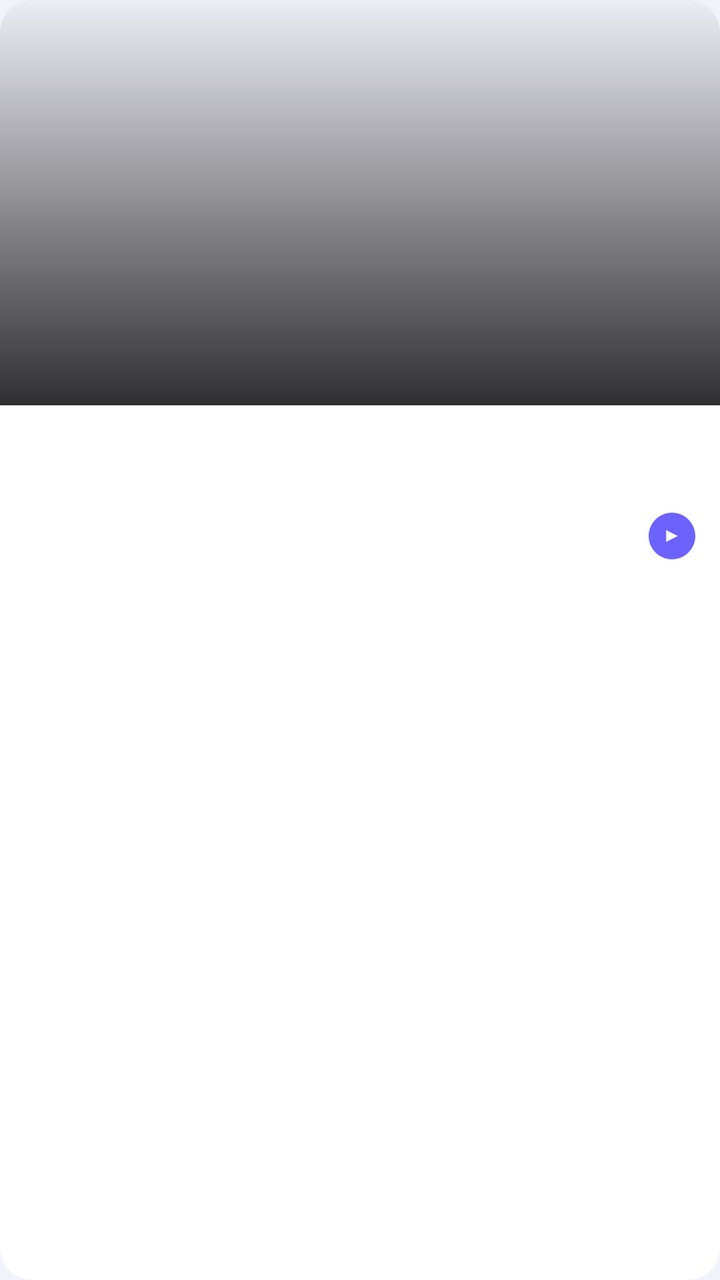
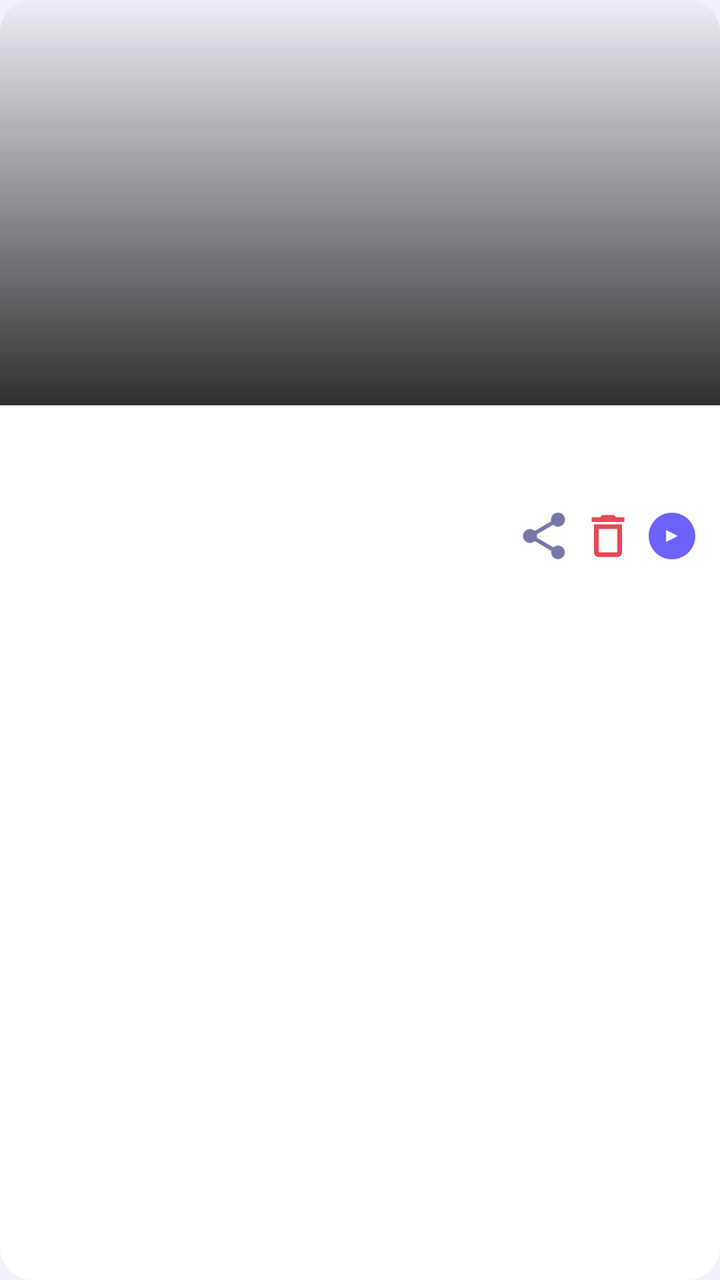

Screens rendered from an Android XML layout before and after an edit, with the pre-edit source and the edit as a unified diff.
<!-- AndroidManifest.xml: application theme Theme.VideoSaver -->
<!-- res/layout/item_history.xml -->
<?xml version="1.0" encoding="utf-8"?>
<com.google.android.material.card.MaterialCardView
    xmlns:android="http://schemas.android.com/apk/res/android"
    xmlns:app="http://schemas.android.com/apk/res-auto"
    android:layout_width="match_parent"
    android:layout_height="wrap_content"
    android:layout_margin="4dp"
    app:cardBackgroundColor="@color/colorSurface"
    app:cardCornerRadius="16dp"
    app:cardElevation="0dp"
    app:strokeWidth="0dp">

    <androidx.constraintlayout.widget.ConstraintLayout
        android:layout_width="match_parent"
        android:layout_height="wrap_content">

        
        <ImageView
            android:id="@+id/thumbnail"
            android:layout_width="0dp"
            android:layout_height="0dp"
            android:scaleType="centerCrop"
            android:background="@color/colorSurfaceVariant"
            app:layout_constraintTop_toTopOf="parent"
            app:layout_constraintStart_toStartOf="parent"
            app:layout_constraintEnd_toEndOf="parent"
            app:layout_constraintDimensionRatio="16:9" />

        
        <View
            android:id="@+id/gradientOverlay"
            android:layout_width="0dp"
            android:layout_height="0dp"
            android:background="@drawable/gradient_overlay"
            app:layout_constraintTop_toTopOf="@id/thumbnail"
            app:layout_constraintBottom_toBottomOf="@id/thumbnail"
            app:layout_constraintStart_toStartOf="parent"
            app:layout_constraintEnd_toEndOf="parent" />

        
        <TextView
            android:id="@+id/platformBadge"
            android:layout_width="wrap_content"
            android:layout_height="wrap_content"
            android:textColor="@android:color/white"
            android:textSize="10sp"
            android:textStyle="bold"
            android:paddingStart="8dp"
            android:paddingEnd="8dp"
            android:paddingTop="3dp"
            android:paddingBottom="3dp"
            android:layout_marginTop="8dp"
            android:layout_marginEnd="8dp"
            app:layout_constraintTop_toTopOf="parent"
            app:layout_constraintEnd_toEndOf="parent" />

        
        <LinearLayout
            android:layout_width="0dp"
            android:layout_height="wrap_content"
            android:orientation="vertical"
            android:padding="10dp"
            app:layout_constraintTop_toBottomOf="@id/thumbnail"
            app:layout_constraintStart_toStartOf="parent"
            app:layout_constraintEnd_toEndOf="parent">

            <TextView
                android:id="@+id/filename"
                android:layout_width="match_parent"
                android:layout_height="wrap_content"
                android:textColor="@color/colorTextPrimary"
                android:textSize="13sp"
                android:textStyle="bold"
                android:maxLines="1"
                android:ellipsize="end" />

            <TextView
                android:id="@+id/date"
                android:layout_width="match_parent"
                android:layout_height="wrap_content"
                android:textColor="@color/colorTextSecondary"
                android:textSize="11sp"
                android:layout_marginTop="3dp" />

            <LinearLayout
                android:layout_width="match_parent"
                android:layout_height="wrap_content"
                android:orientation="horizontal"
                android:gravity="center_vertical"
                android:layout_marginTop="6dp">

                <TextView
                    android:id="@+id/fileSize"
                    android:layout_width="0dp"
                    android:layout_height="wrap_content"
                    android:layout_weight="1"
                    android:textColor="@color/colorTextSecondary"
                    android:textSize="11sp" />

                <ImageView
                    android:id="@+id/playButton"
                    android:layout_width="28dp"
                    android:layout_height="28dp"
                    android:src="@drawable/ic_play_circle"
                    android:scaleType="fitCenter"
                    android:background="?attr/selectableItemBackgroundBorderless"
                    android:contentDescription="Play video" />
            </LinearLayout>
        </LinearLayout>

    </androidx.constraintlayout.widget.ConstraintLayout>

</com.google.android.material.card.MaterialCardView>
<!-- resources referenced by this layout -->
<resources>
  <color name="colorSurface">#FFFFFF</color>
  <color name="colorSurfaceVariant">#EDEDF5</color>
  <color name="colorTextPrimary">#0A0A0F</color>
  <color name="colorTextSecondary">#7777AA</color>
  <!-- drawable gradient_overlay (drawable) -->
  <?xml version="1.0" encoding="utf-8"?>
  <shape xmlns:android="http://schemas.android.com/apk/res/android"
      android:shape="rectangle">
      <gradient
          android:angle="270"
          android:startColor="#00000000"
          android:endColor="#CC000000"
          android:type="linear" />
  </shape>
  <!-- drawable ic_play_circle (drawable) -->
  <?xml version="1.0" encoding="utf-8"?>
  <vector xmlns:android="http://schemas.android.com/apk/res/android"
      android:width="24dp"
      android:height="24dp"
      android:viewportWidth="24"
      android:viewportHeight="24">
      <path
          android:fillColor="#6C63FF"
          android:pathData="M12,2C6.48,2,2,6.48,2,12s4.48,10,10,10s10,-4.48,10,-10S17.52,2,12,2zM9.5,14.5v-5l5,2.5L9.5,14.5z" />
  </vector>
  <style name="Theme.VideoSaver" parent="Theme.MaterialComponents.DayNight.NoActionBar">
          <item name="colorPrimary">@color/colorAccent</item>
          <item name="colorPrimaryVariant">@color/colorAccent</item>
          <item name="colorOnPrimary">@android:color/white</item>
          <item name="colorSurface">@color/colorSurface</item>
          <item name="colorOnSurface">@color/colorTextPrimary</item>
          <item name="android:windowBackground">@color/colorBackground</item>
          <item name="android:statusBarColor">@color/colorBackground</item>
          <item name="android:navigationBarColor">@color/colorBackground</item>
          <item name="android:windowLightStatusBar">true</item>
          <item name="materialAlertDialogTheme">@style/ThemeOverlay.App.MaterialAlertDialog</item>
      </style>
  <color name="colorAccent">#6C63FF</color>
  <color name="colorBackground">#F2F2FA</color>
  <style name="ThemeOverlay.App.MaterialAlertDialog" parent="ThemeOverlay.MaterialComponents.MaterialAlertDialog">
          <item name="colorSurface">@color/colorSurface</item>
          <item name="colorOnSurface">@color/colorTextPrimary</item>
      </style>
</resources>

<!-- the commit's change to res/layout/item_history.xml (unified diff, before → after) -->
@@ -14,7 +14,6 @@
         android:layout_width="match_parent"
         android:layout_height="wrap_content">
 
-        
         <ImageView
             android:id="@+id/thumbnail"
             android:layout_width="0dp"
@@ -26,7 +25,6 @@
             app:layout_constraintEnd_toEndOf="parent"
             app:layout_constraintDimensionRatio="16:9" />
 
-        
         <View
             android:id="@+id/gradientOverlay"
             android:layout_width="0dp"
@@ -37,7 +35,6 @@
             app:layout_constraintStart_toStartOf="parent"
             app:layout_constraintEnd_toEndOf="parent" />
 
-        
         <TextView
             android:id="@+id/platformBadge"
             android:layout_width="wrap_content"
@@ -54,7 +51,25 @@
             app:layout_constraintTop_toTopOf="parent"
             app:layout_constraintEnd_toEndOf="parent" />
 
-        
+        <TextView
+            android:id="@+id/missingBadge"
+            android:layout_width="wrap_content"
+            android:layout_height="wrap_content"
+            android:text="@string/file_missing_badge"
+            android:textColor="@android:color/white"
+            android:textSize="10sp"
+            android:textStyle="bold"
+            android:paddingStart="8dp"
+            android:paddingEnd="8dp"
+            android:paddingTop="3dp"
+            android:paddingBottom="3dp"
+            android:layout_marginStart="8dp"
+            android:layout_marginTop="8dp"
+            android:background="@drawable/chip_unselected_bg"
+            android:visibility="gone"
+            app:layout_constraintTop_toTopOf="parent"
+            app:layout_constraintStart_toStartOf="parent" />
+
         <LinearLayout
             android:layout_width="0dp"
             android:layout_height="wrap_content"
@@ -97,6 +112,27 @@
                     android:textColor="@color/colorTextSecondary"
                     android:textSize="11sp" />
 
+                <ImageButton
+                    android:id="@+id/shareButton"
+                    android:layout_width="28dp"
+                    android:layout_height="28dp"
+                    android:src="@drawable/ic_share"
+                    android:scaleType="fitCenter"
+                    android:background="?attr/selectableItemBackgroundBorderless"
+                    android:contentDescription="@string/option_share"
+                    app:tint="@color/colorTextSecondary" />
+
+                <ImageButton
+                    android:id="@+id/deleteButton"
+                    android:layout_width="28dp"
+                    android:layout_height="28dp"
+                    android:src="@drawable/ic_delete"
+                    android:scaleType="fitCenter"
+                    android:background="?attr/selectableItemBackgroundBorderless"
+                    android:contentDescription="@string/option_delete"
+                    app:tint="@color/colorError"
+                    android:layout_marginStart="4dp" />
+
                 <ImageView
                     android:id="@+id/playButton"
                     android:layout_width="28dp"
@@ -104,7 +140,8 @@
                     android:src="@drawable/ic_play_circle"
                     android:scaleType="fitCenter"
                     android:background="?attr/selectableItemBackgroundBorderless"
-                    android:contentDescription="Play video" />
+                    android:contentDescription="@string/option_play"
+                    android:layout_marginStart="4dp" />
             </LinearLayout>
         </LinearLayout>
 
<!-- resource entries referenced after the edit -->
@@ -1,9 +1,17 @@
 <!-- resources referenced by this layout -->
 <resources>
+  <color name="colorError">#E84757</color>
   <color name="colorSurface">#FFFFFF</color>
   <color name="colorSurfaceVariant">#EDEDF5</color>
   <color name="colorTextPrimary">#0A0A0F</color>
   <color name="colorTextSecondary">#7777AA</color>
+  <!-- drawable chip_unselected_bg (drawable) -->
+  <?xml version="1.0" encoding="utf-8"?>
+  <shape xmlns:android="http://schemas.android.com/apk/res/android"
+      android:shape="rectangle">
+      <solid android:color="#1C1C27" />
+      <corners android:radius="50dp" />
+  </shape>
   <!-- drawable gradient_overlay (drawable) -->
   <?xml version="1.0" encoding="utf-8"?>
   <shape xmlns:android="http://schemas.android.com/apk/res/android"
@@ -14,6 +22,17 @@
           android:endColor="#CC000000"
           android:type="linear" />
   </shape>
+  <!-- drawable ic_delete (drawable) -->
+  <?xml version="1.0" encoding="utf-8"?>
+  <vector xmlns:android="http://schemas.android.com/apk/res/android"
+      android:width="24dp"
+      android:height="24dp"
+      android:viewportWidth="24"
+      android:viewportHeight="24">
+      <path
+          android:fillColor="#FF4757"
+          android:pathData="M6,19c0,1.1,0.9,2,2,2h8c1.1,0,2,-0.9,2,-2V7H6V19zM8,9h8v10H8V9zM15.5,4l-1,-1h-5l-1,1H5v2h14V4H15.5z" />
+  </vector>
   <!-- drawable ic_play_circle (drawable) -->
   <?xml version="1.0" encoding="utf-8"?>
   <vector xmlns:android="http://schemas.android.com/apk/res/android"
@@ -25,6 +44,21 @@
           android:fillColor="#6C63FF"
           android:pathData="M12,2C6.48,2,2,6.48,2,12s4.48,10,10,10s10,-4.48,10,-10S17.52,2,12,2zM9.5,14.5v-5l5,2.5L9.5,14.5z" />
   </vector>
+  <!-- drawable ic_share (drawable) -->
+  <?xml version="1.0" encoding="utf-8"?>
+  <vector xmlns:android="http://schemas.android.com/apk/res/android"
+      android:width="24dp"
+      android:height="24dp"
+      android:viewportWidth="24"
+      android:viewportHeight="24">
+      <path
+          android:fillColor="#FFFFFF"
+          android:pathData="M18,16.08c-0.76,0,-1.44,0.3,-1.96,0.77L8.91,12.7c0.05,-0.23,0.09,-0.46,0.09,-0.7s-0.04,-0.47,-0.09,-0.7l7.05,-4.11c0.54,0.5,1.25,0.81,2.04,0.81c1.66,0,3,-1.34,3,-3s-1.34,-3,-3,-3s-3,1.34,-3,3c0,0.24,0.04,0.47,0.09,0.7L8.04,9.81C7.5,9.31,6.79,9,6,9c-1.66,0,-3,1.34,-3,3s1.34,3,3,3c0.79,0,1.5,-0.31,2.04,-0.81l7.12,4.16c-0.05,0.21,-0.08,0.43,-0.08,0.65c0,1.61,1.31,2.92,2.92,2.92c1.61,0,2.92,-1.31,2.92,-2.92C20.92,17.39,19.61,16.08,18,16.08z" />
+  </vector>
+  <string name="file_missing_badge">Missing file</string>
+  <string name="option_delete">Delete</string>
+  <string name="option_play">Play</string>
+  <string name="option_share">Share</string>
   <style name="Theme.VideoSaver" parent="Theme.MaterialComponents.DayNight.NoActionBar">
           <item name="colorPrimary">@color/colorAccent</item>
           <item name="colorPrimaryVariant">@color/colorAccent</item>
